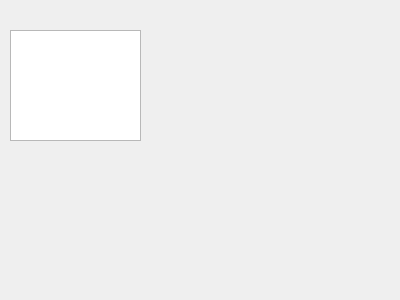
Before: the Qt Designer form practiceLPNU/getrecordstabwidget.ui in PeterLysyk/PracticeWorkLPNU, drawn with Qt 5.
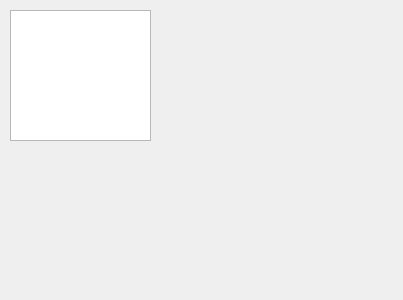
After: the same form once the commit is applied.

What changed in the file:
```diff
--- a/practiceLPNU/getrecordstabwidget.ui
+++ b/practiceLPNU/getrecordstabwidget.ui
@@ -6,7 +6,7 @@
    <rect>
     <x>0</x>
     <y>0</y>
-    <width>400</width>
+    <width>403</width>
     <height>300</height>
    </rect>
   </property>
@@ -17,9 +17,9 @@
    <property name="geometry">
     <rect>
      <x>10</x>
-     <y>30</y>
-     <width>131</width>
-     <height>111</height>
+     <y>10</y>
+     <width>141</width>
+     <height>131</height>
     </rect>
    </property>
   </widget>
```
